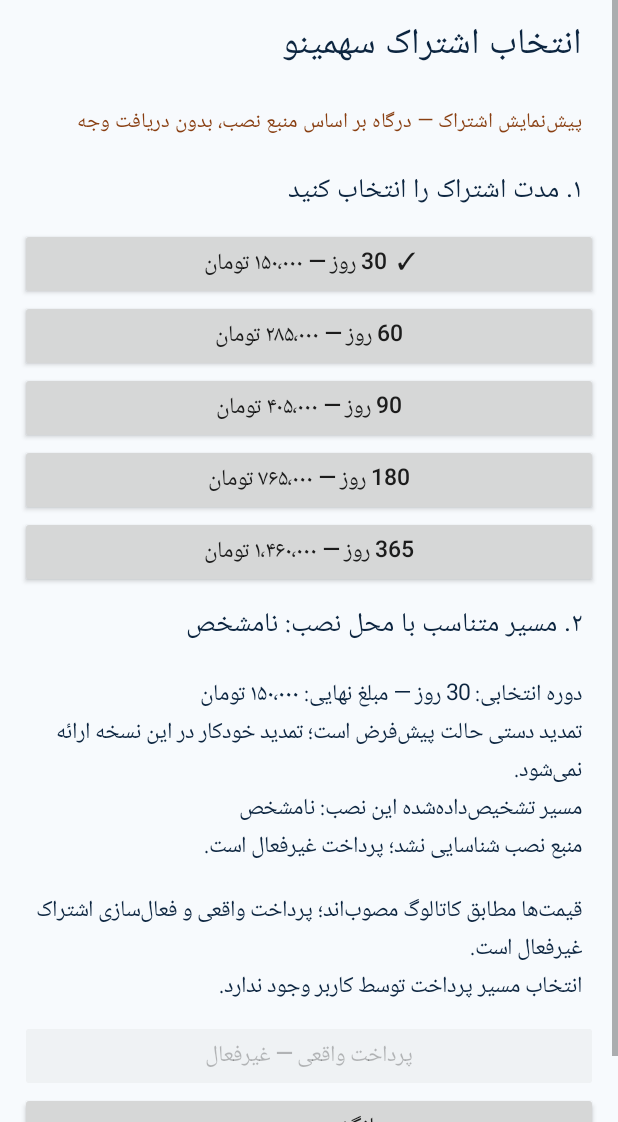
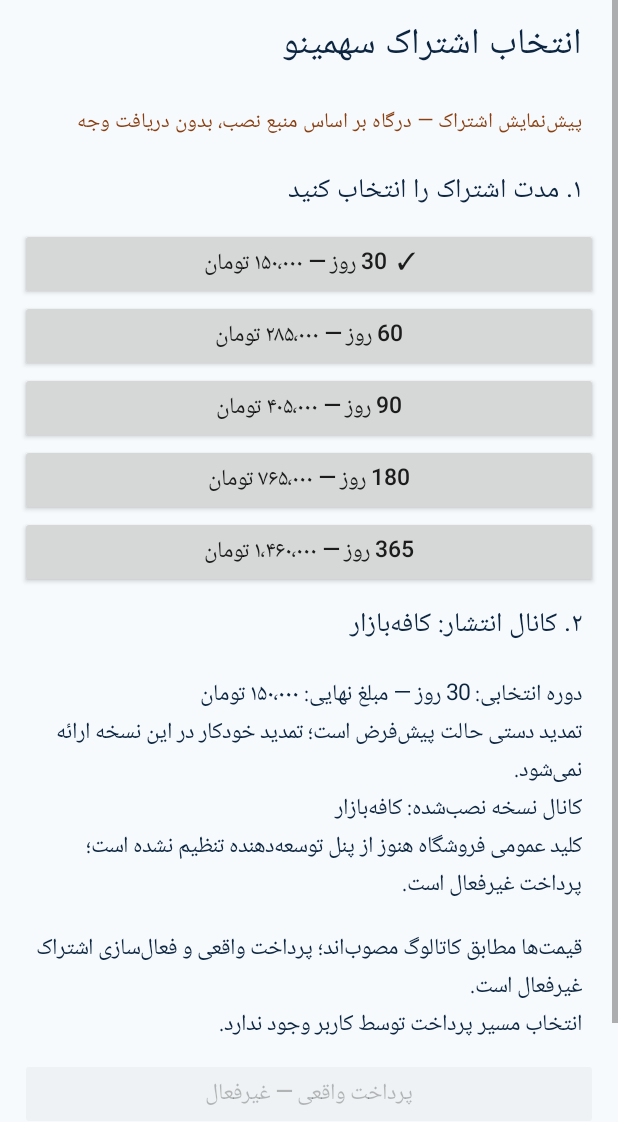
Before and after one commit to Raminhashemi1/sahamban, an Android app: the SubscriptionPreviewActivity screen opened directly, with no data from a screen before it, on a phone screen of 412 x 824 dp, the part 114-1236 px from its top. Run offline under Robolectric (Android 15) with nearby library versions, the phone set to English and light mode, and no system bars.

Commit message:
feat(android): use explicit store flavor instead of installer detection

```diff
--- a/android-pilot/app/src/main/java/ir/sahamban/pilot/SubscriptionPreviewActivity.java
+++ b/android-pilot/app/src/main/java/ir/sahamban/pilot/SubscriptionPreviewActivity.java
@@ -21,8 +21,8 @@ public final class SubscriptionPreviewActivity extends Activity {
     private static final int[] DAYS = {30, 60, 90, 180, 365};
     // Display-only mirror of the approved server catalogue; no client-side charging.
     private static final int[] PRICE_TOMAN = {150000, 285000, 405000, 765000, 1460000};
-    // Detected only from Android installer metadata; no user selector.
-    private BillingDistributionPolicy distribution;
+    // Build flavor is the authoritative distribution channel; installer metadata is not trusted.
+    private final String distribution = BuildConfig.STORE_CHANNEL;
     private int selectedDays = DAYS[0];
     private TextView details;
     private LinearLayout planList;
@@ -70,13 +70,14 @@ public final class SubscriptionPreviewActivity extends Activity {
             });
             planList.addView(button);
         }
-        String status = distribution.isConfiguredBuild()
-            ? distribution.statusText()
-            : "منبع نصب شناسایی نشد؛ پرداخت غیرفعال است.";
+        String storeName = "CAFEBAZAAR".equals(distribution) ? "کافه‌بازار" : "مایکت";
+        String status = BuildConfig.IAB_PUBLIC_KEY.isEmpty()
+            ? "کلید عمومی فروشگاه هنوز از پنل توسعه‌دهنده تنظیم نشده است؛ پرداخت غیرفعال است."
+            : "کانال انتشار از Flavor اختصاصی برنامه تعیین شده است؛ تأیید رسید سرور هنوز متصل نشده است.";
         details.setText("دوره انتخابی: " + selectedDays + " روز — مبلغ نهایی: "
             + formatToman(selectedPriceToman()) + " تومان\n"
             + "تمدید دستی حالت پیش‌فرض است؛ تمدید خودکار در این نسخه ارائه نمی‌شود.\n"
-            + "مسیر تشخیص‌داده‌شده این نصب: " + distribution.displayName()
+            + "کانال نسخه نصب‌شده: " + storeName
             + "\n" + status
             + "\n\nقیمت‌ها مطابق کاتالوگ مصوب‌اند؛ پرداخت واقعی و فعال‌سازی اشتراک غیرفعال است."
             + "\nانتخاب مسیر پرداخت توسط کاربر وجود ندارد.");
@@ -85,7 +86,6 @@ public final class SubscriptionPreviewActivity extends Activity {
     @Override
     protected void onCreate(Bundle state) {
         super.onCreate(state);
-        distribution = BillingInstallSource.detect(this);
         setTitle("اشتراک آزمایشی");
         ScrollView scroll = new ScrollView(this);
         LinearLayout content = new LinearLayout(this);
@@ -108,7 +108,7 @@ public final class SubscriptionPreviewActivity extends Activity {
         planList = new LinearLayout(this);
         planList.setOrientation(LinearLayout.VERTICAL);
         content.addView(planList);
-        content.addView(text("۲. مسیر متناسب با محل نصب: " + distribution.displayName(),
+        content.addView(text("۲. کانال انتشار: " + ("CAFEBAZAAR".equals(distribution) ? "کافه‌بازار" : "مایکت"),
             18f, Color.rgb(12, 37, 64)));
         details = text("", 15f, Color.rgb(12, 37, 64));
         details.setContentDescription("وضعیت اتصال خودکار پرداخت");
```
